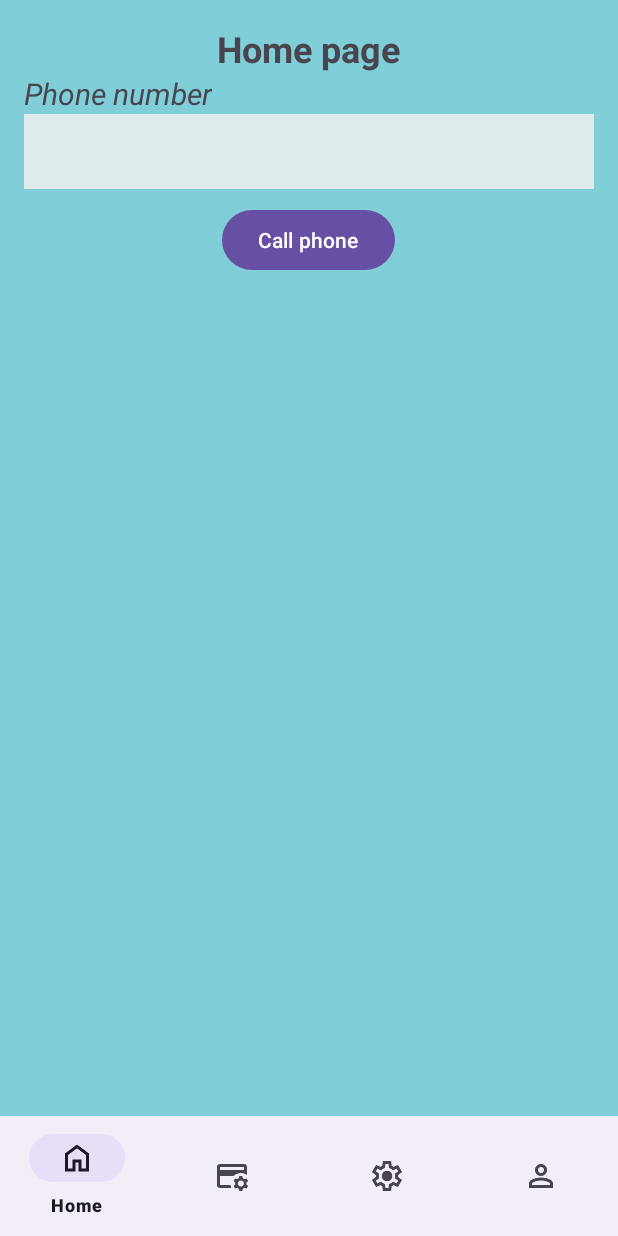
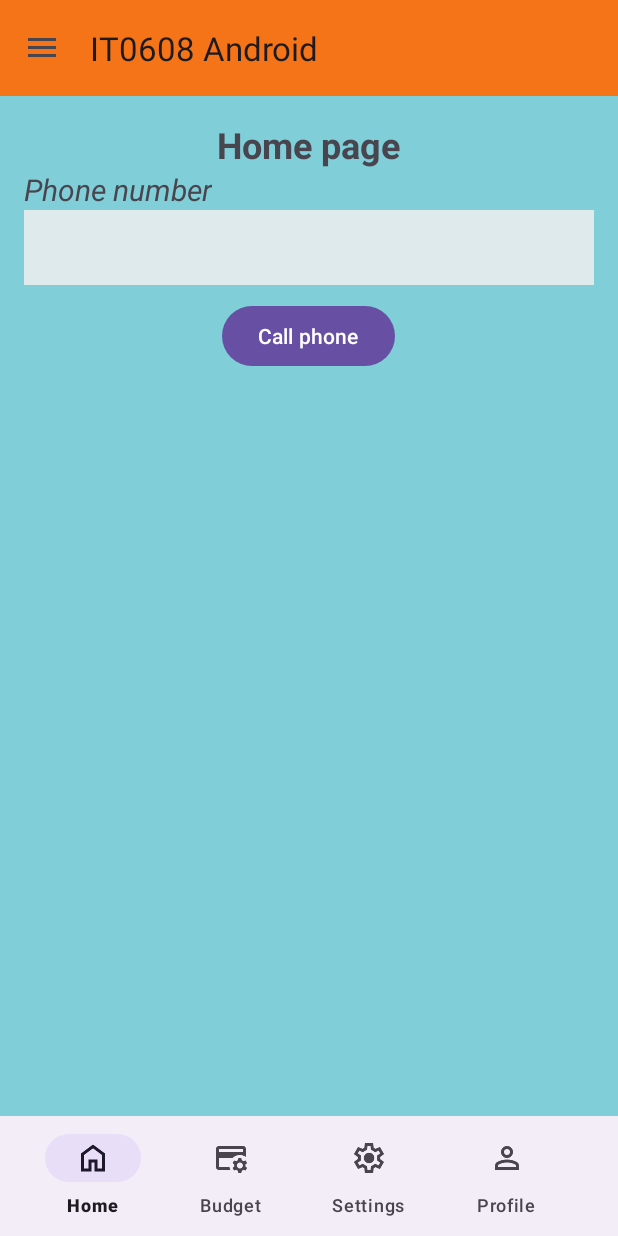
Before and after one commit to ThanhTrieu/VTI_android, an Android app: the MenuActivity screen opened directly, with no data from a screen before it, on a phone screen of 412 x 824 dp. Run offline under Robolectric (Android 15) with nearby library versions, the phone set to English and light mode, and no system bars.

Commit message:
push code

```diff
--- a/app/src/main/java/com/example/it0608android/MenuActivity.java
+++ b/app/src/main/java/com/example/it0608android/MenuActivity.java
@@ -5,25 +5,42 @@ import android.view.MenuItem;
 
 import androidx.annotation.NonNull;
 import androidx.annotation.Nullable;
+import androidx.appcompat.app.ActionBarDrawerToggle;
 import androidx.appcompat.app.AppCompatActivity;
+import androidx.appcompat.widget.Toolbar;
+import androidx.core.view.GravityCompat;
+import androidx.drawerlayout.widget.DrawerLayout;
 import androidx.viewpager2.widget.ViewPager2;
 
 import com.example.it0608android.adapter.ViewPagerAdapter;
 import com.google.android.material.bottomnavigation.BottomNavigationView;
 import com.google.android.material.navigation.NavigationBarView;
+import com.google.android.material.navigation.NavigationView;
 
-public class MenuActivity extends AppCompatActivity {
+public class MenuActivity extends AppCompatActivity implements NavigationView.OnNavigationItemSelectedListener {
     BottomNavigationView bottomNavigationView;
+    DrawerLayout drawerLayout;
+    Toolbar toolbar;
     ViewPager2 viewPager2;
 
     @Override
     protected void onCreate(@Nullable Bundle savedInstanceState) {
         super.onCreate(savedInstanceState);
         setContentView(R.layout.activity_menu);
+        toolbar = findViewById(R.id.toolbar);
+        drawerLayout = findViewById(R.id.drawer_layout);
         bottomNavigationView = findViewById(R.id.bottom_navigation);
         viewPager2 = findViewById(R.id.viewPager);
-        // call viewPager
+
+        setSupportActionBar(toolbar);
+        ActionBarDrawerToggle toggle = new ActionBarDrawerToggle(this, drawerLayout, toolbar, R.string.open_nav,
+                R.string.close_nav);
+        drawerLayout.addDrawerListener(toggle);
+        toggle.syncState();
+        NavigationView navigationView = findViewById(R.id.nav_view);
+        navigationView.setNavigationItemSelectedListener(this);
         setupViewPager();
+
         // bat su kien click vao cac tab icon
         bottomNavigationView.setOnItemSelectedListener(new NavigationBarView.OnItemSelectedListener() {
             @Override
@@ -34,6 +51,8 @@ public class MenuActivity extends AppCompatActivity {
                     viewPager2.setCurrentItem(1);
                 } else if (menuItem.getItemId() == R.id.setting_menu) {
                     viewPager2.setCurrentItem(2);
+                } else {
+                    viewPager2.setCurrentItem(0);
                 }
                 return true;
             }
@@ -63,11 +82,26 @@ public class MenuActivity extends AppCompatActivity {
                     bottomNavigationView.getMenu().findItem(R.id.home_menu).setChecked(true);
                 }
             }
-
             @Override
             public void onPageScrollStateChanged(int state) {
                 super.onPageScrollStateChanged(state);
             }
         });
     }
+
+    @Override
+    public boolean onNavigationItemSelected(@NonNull MenuItem item) {
+        int itemId = item.getItemId();
+        if (itemId == R.id.home_menu) {
+            viewPager2.setCurrentItem(0);
+        } else if (itemId == R.id.budget_menu) {
+            viewPager2.setCurrentItem(1);
+        } else if (itemId == R.id.setting_menu) {
+            viewPager2.setCurrentItem(2);
+        } else {
+            viewPager2.setCurrentItem(0);
+        }
+        drawerLayout.closeDrawer(GravityCompat.START);
+        return true;
+    }
 }
--- a/app/src/main/res/layout/activity_menu.xml
+++ b/app/src/main/res/layout/activity_menu.xml
@@ -1,25 +1,58 @@
 <?xml version="1.0" encoding="utf-8"?>
-<androidx.constraintlayout.widget.ConstraintLayout xmlns:android="http://schemas.android.com/apk/res/android"
+<androidx.drawerlayout.widget.DrawerLayout
+    xmlns:android="http://schemas.android.com/apk/res/android"
+    xmlns:app="http://schemas.android.com/apk/res-auto"
+    xmlns:tools="http://schemas.android.com/tools"
+    android:id="@+id/drawer_layout"
     android:layout_width="match_parent"
     android:layout_height="match_parent"
-    xmlns:tools="http://schemas.android.com/tools"
-    xmlns:app="http://schemas.android.com/apk/res-auto"
-    android:id="@+id/menu"
+    android:fitsSystemWindows="true"
+    tools:openDrawer="start"
     tools:context=".MenuActivity">
-
-    <androidx.viewpager2.widget.ViewPager2
+    <RelativeLayout
         android:layout_width="match_parent"
+        android:layout_height="match_parent">
+        <androidx.appcompat.widget.Toolbar
+            android:layout_width="match_parent"
+            android:layout_height="?actionBarSize"
+            android:id="@+id/toolbar"
+            android:elevation="4dp"
+            android:background="#F67418"/>
+        <androidx.viewpager2.widget.ViewPager2
+            android:layout_width="match_parent"
+            android:layout_height="match_parent"
+            android:id="@+id/viewPager"
+            android:layout_below="@id/toolbar"/>
+        <androidx.coordinatorlayout.widget.CoordinatorLayout
+            android:layout_width="match_parent"
+            android:layout_height="match_parent">
+            <com.google.android.material.bottomappbar.BottomAppBar
+                android:id="@+id/bottomAppBar"
+                android:layout_width="match_parent"
+                android:layout_height="wrap_content"
+                android:layout_gravity="bottom"
+                android:layout_below="@id/viewPager"
+                android:background="@color/white"
+                app:fabCradleMargin="10dp"
+                app:fabCradleRoundedCornerRadius="50dp">
+                <com.google.android.material.bottomnavigation.BottomNavigationView
+                    android:id="@+id/bottom_navigation"
+                    android:layout_width="wrap_content"
+                    android:layout_height="wrap_content"
+                    android:layout_marginEnd="20dp"
+                    android:background="@android:color/transparent"
+                    app:labelVisibilityMode="labeled"
+                    app:menu="@menu/bottom_navigation_main" />
+            </com.google.android.material.bottomappbar.BottomAppBar>
+        </androidx.coordinatorlayout.widget.CoordinatorLayout>
+    </RelativeLayout>
+    <com.google.android.material.navigation.NavigationView
+        android:id="@+id/nav_view"
+        android:layout_width="wrap_content"
         android:layout_height="match_parent"
-        android:id="@+id/viewPager"
-        app:layout_constraintStart_toStartOf="@id/bottom_navigation"/>
-
-    <com.google.android.material.bottomnavigation.BottomNavigationView
-        android:layout_width="match_parent"
-        android:layout_height="wrap_content"
-        android:id="@+id/bottom_navigation"
-        app:layout_constraintBottom_toBottomOf="parent"
-        app:layout_constraintEnd_toEndOf="parent"
-        app:layout_constraintStart_toStartOf="parent"
-        app:layout_constraintHorizontal_bias="0.5"
-        app:menu="@menu/bottom_navigation_main"/>
-</androidx.constraintlayout.widget.ConstraintLayout>
+        android:layout_gravity="start"
+        app:headerLayout="@layout/nav_header"
+        app:itemTextColor="#5C2AB5"
+        app:itemIconTint="#3D0B97"
+        app:menu="@menu/drawer_navigation"/>
+</androidx.drawerlayout.widget.DrawerLayout>
--- /dev/null
+++ b/app/src/main/res/layout/nav_header.xml
@@ -0,0 +1,13 @@
+<?xml version="1.0" encoding="utf-8"?>
+<LinearLayout xmlns:android="http://schemas.android.com/apk/res/android"
+    android:orientation="vertical"
+    android:layout_width="match_parent"
+    android:layout_height="170dp"
+    android:padding="16dp"
+    android:background="@drawable/header">
+    <ImageView
+        android:layout_width="120dp"
+        android:layout_height="120dp"
+        android:src="@drawable/logo"
+        android:layout_gravity="center"/>
+</LinearLayout>
--- /dev/null
+++ b/app/src/main/res/menu/drawer_navigation.xml
@@ -0,0 +1,30 @@
+<?xml version="1.0" encoding="utf-8"?>
+<menu
+    xmlns:android="http://schemas.android.com/apk/res/android"
+    xmlns:tools="http://schemas.android.com/tools"
+    tools:showIn="navigation_view">
+    <group
+        android:checkableBehavior="single">
+        <item
+            android:id="@+id/home_menu"
+            android:title="@string/home"
+            android:icon="@drawable/home_24dp_icon"/>
+        <item
+            android:id="@+id/budget_menu"
+            android:title="@string/budget"
+            android:icon="@drawable/budget"/>
+        <item
+            android:id="@+id/setting_menu"
+            android:title="@string/settings"
+            android:icon="@drawable/settings_24dp_icon"/>
+    </group>
+    <item
+        android:title="@string/others">
+        <menu>
+            <item
+                android:id="@+id/nav_logout"
+                android:title="@string/logout"
+                android:icon="@drawable/logout_24dp"/>
+        </menu>
+    </item>
+</menu>
--- a/app/src/main/res/values/strings.xml
+++ b/app/src/main/res/values/strings.xml
@@ -110,4 +110,10 @@
     <string name="enter_phone_number">Enter phone number</string>
     <string name="phone_number">Phone number</string>
     <string name="call_phone">Call phone</string>
+    <string name="income">Income</string>
+    <string name="expenses">Expenses</string>
+    <string name="others">Others</string>
+    <string name="todo">ToDo</string>
+    <string name="close_nav">Close Navigation\n</string>
+    <string name="open_nav">Open Navigation\n</string>
 </resources>
--- a/gradle/libs.versions.toml
+++ b/gradle/libs.versions.toml
@@ -1,5 +1,5 @@
 [versions]
-agp = "8.4.0"
+agp = "8.7.0"
 junit = "4.13.2"
 junitVersion = "1.1.5"
 espressoCore = "3.5.1"
```
Also changed, not shown: app/src/main/res/drawable/add_24dp.png (added), app/src/main/res/drawable/budget.png (added), app/src/main/res/drawable/header.png (added), app/src/main/res/drawable/img_4.png (added), app/src/main/res/drawable/img_8.png (added), app/src/main/res/drawable/logout_24dp.png (added), gradle/wrapper/gradle-wrapper.properties.
